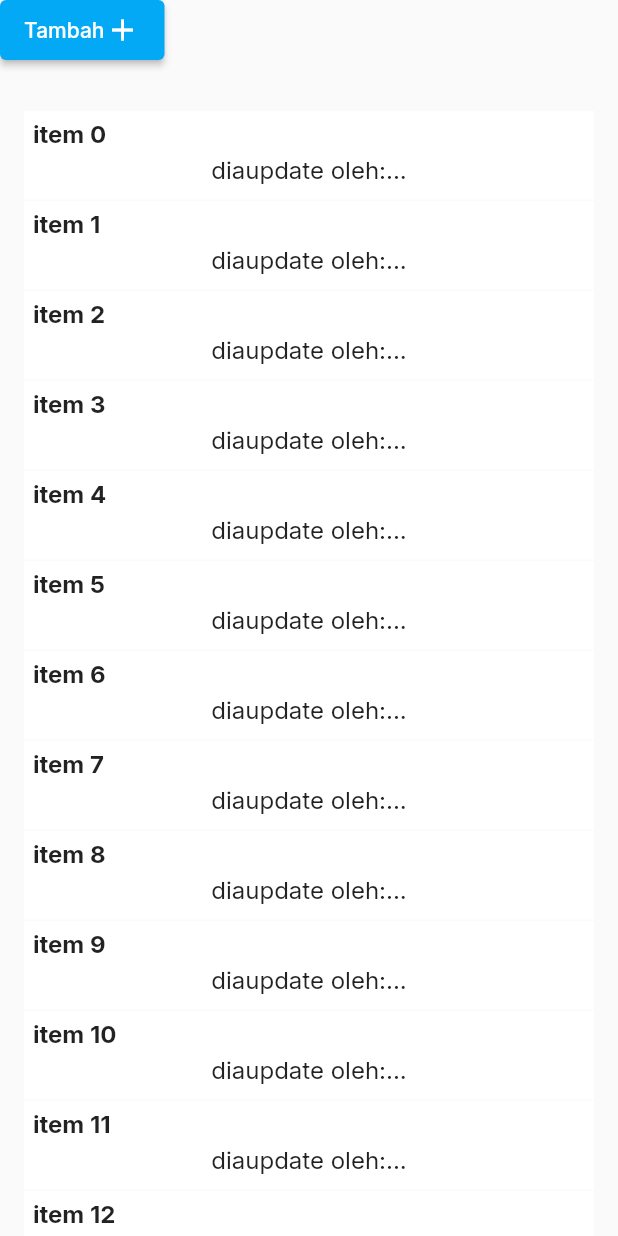
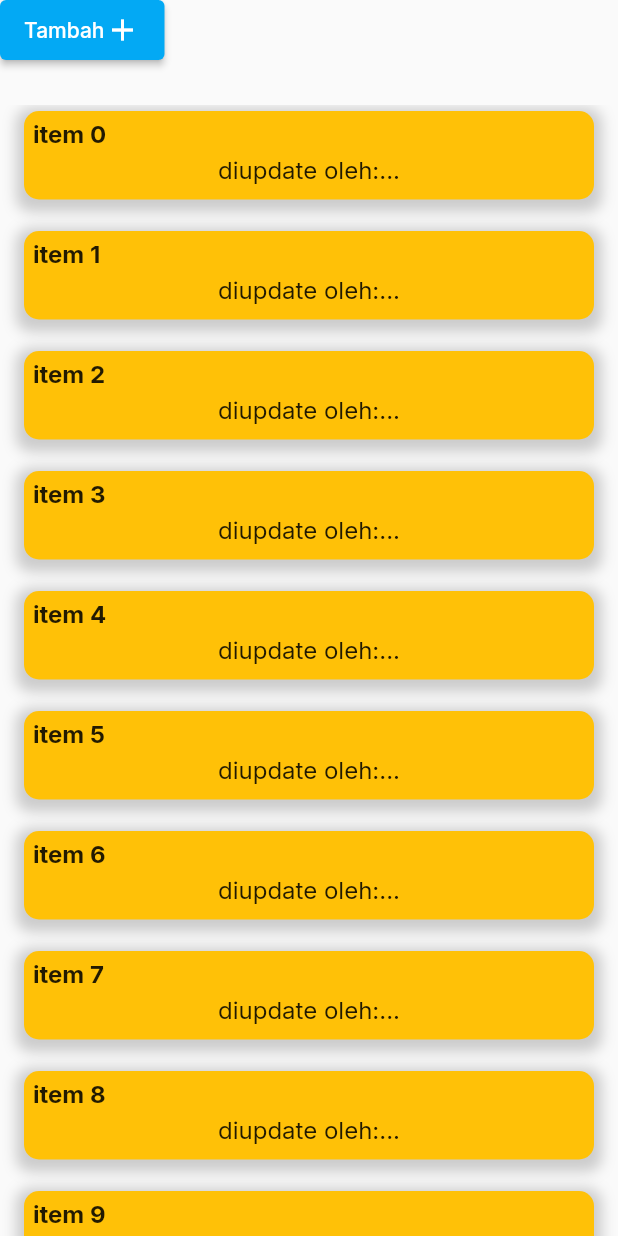
Before and after one commit to fuadagus/admin-jawara, a Flutter app: the DaftarBarang widget shown alone on an empty page, opened directly, on a phone screen of 412 x 824 dp. Run offline on Flutter 3.47's test engine with Material 2 defaults, Android fonts, the phone set to English and light mode, and no system bars; our stand-ins replace easy_sidemenu, get, google_fonts.

Commit message:
styling pada widget list tile

```diff
--- a/lib/pages/daftarbarang.dart
+++ b/lib/pages/daftarbarang.dart
@@ -9,8 +9,8 @@ class DaftarBarang extends StatefulWidget {
 }
 
 class _DaftarBarangState extends State<DaftarBarang> {
-  final items = List.generate(100, (index) => "item $index");
-  final jumlahStok = List.generate(100, (index) => "$index");
+  final items = List.generate(1000, (index) => "item $index");
+  final jumlahStok = List.generate(1000, (index) => "$index");
   @override
   Widget build(BuildContext context) {
     print(MediaQuery.of(context).size);
@@ -42,12 +42,25 @@ class _DaftarBarangState extends State<DaftarBarang> {
             child: Container(
               height: MediaQuery.of(context).size.height,
               child: ListView.builder(
-                  itemExtent: 60,
+                  itemExtent: 80,
                   itemCount: items.length,
                   itemBuilder: (context, index) {
                     return ListTile(
-                      title: Container(
-                        color: Colors.white,
+                      title: Padding(
+                        padding: const EdgeInsets.only(bottom: 20),
+                        child: Container(
+                          decoration: BoxDecoration(
+                              color: Colors.amber,
+                              borderRadius:
+                                  BorderRadius.all(Radius.circular(10)),
+                              boxShadow: [
+                                BoxShadow(
+                                    color: Colors.grey.withOpacity(0.5),
+                                    spreadRadius: 5,
+                                    blurRadius: 7,
+                                    offset: Offset(0, 3))
+                              ]),
+                          // color: Colors.white,
                           height: 59,
                           child: Column(
                             children: [
@@ -82,19 +95,18 @@ class _DaftarBarangState extends State<DaftarBarang> {
                                                 fontWeight: FontWeight.bold),
                                           ),
                                         ),
-                                    if (MediaQuery.of(context).size.width < 400)
+                                      if (MediaQuery.of(context).size.width <
+                                          400)
                                         Expanded(
+                                            flex: 3,
                                             child: Row(
+                                              mainAxisAlignment:
+                                                  MainAxisAlignment.end,
                                               children: [
-                                          Expanded(
-                                              flex: 5,
-                                              child: Text(jumlahStok[index])),
-                                          Expanded(
-                                            flex: 5,
-                                            child: IconButton(
+                                                Text(jumlahStok[index]),
+                                                IconButton(
                                                     onPressed: () {},
-                                                icon: Icon(Icons.edit)),
-                                          )
+                                                    icon: Icon(Icons.edit))
                                               ],
                                             )),
                                       if (MediaQuery.of(context).size.width >
@@ -111,8 +123,9 @@ class _DaftarBarangState extends State<DaftarBarang> {
                                 ),
                               ),
                               Expanded(
-                                flex: 1, child: Text("diaupdate oleh:...")),
+                                  flex: 1, child: Text("diupdate oleh:...")),
                             ],
+                          ),
                         ),
                       ),
                     );
```
Lines whose indentation alone changed are shown as unchanged.
